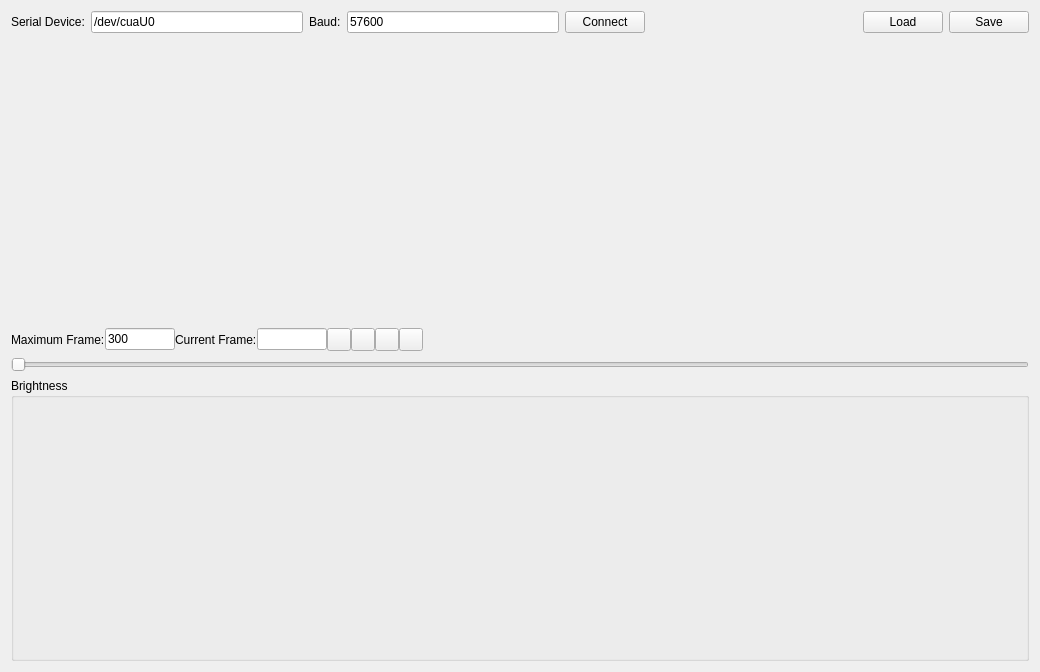
Old version of the form OpenStopMotion/trunk/gui/ledcontrol.ui in the repository pfedick/openstopmotion.
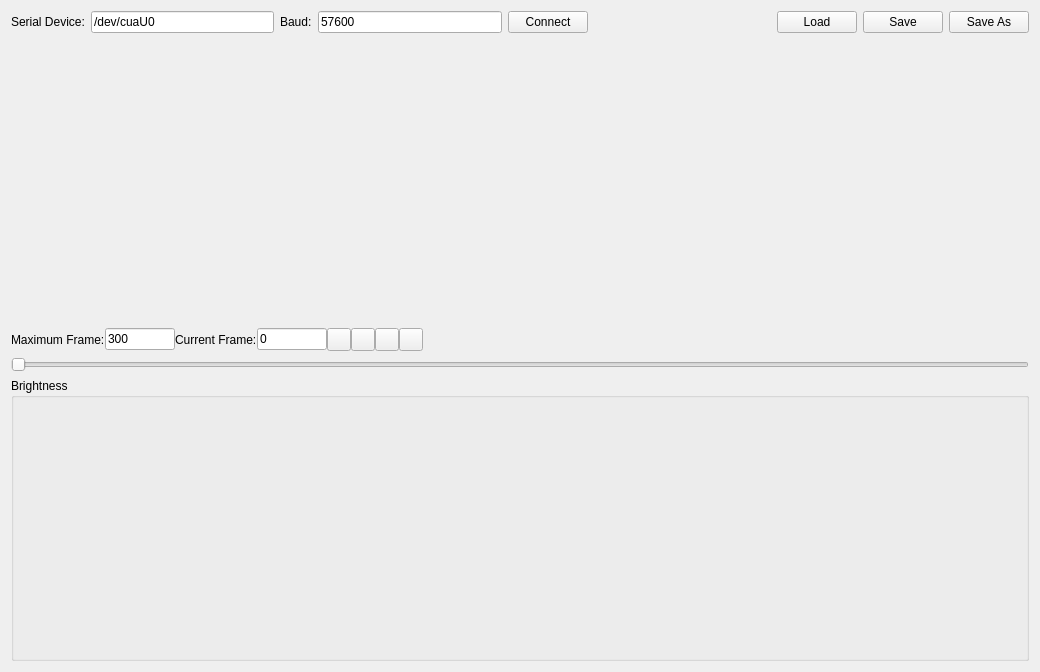
New version of the form. Icons and pictures are not drawn.

Patch:
```diff
--- a/OpenStopMotion/trunk/gui/ledcontrol.ui
+++ b/OpenStopMotion/trunk/gui/ledcontrol.ui
@@ -69,6 +69,16 @@
        <property name="text">
         <string>Load</string>
        </property>
+       <property name="icon">
+        <iconset resource="../resources.qrc">
+         <normaloff>:/icons/resources/fileopen.png</normaloff>:/icons/resources/fileopen.png</iconset>
+       </property>
+       <property name="iconSize">
+        <size>
+         <width>16</width>
+         <height>16</height>
+        </size>
+       </property>
       </widget>
      </item>
      <item>
@@ -76,6 +86,33 @@
        <property name="text">
         <string>Save</string>
        </property>
+       <property name="icon">
+        <iconset>
+         <normaloff>../resources/filesave.png</normaloff>../resources/filesave.png</iconset>
+       </property>
+       <property name="iconSize">
+        <size>
+         <width>16</width>
+         <height>16</height>
+        </size>
+       </property>
+      </widget>
+     </item>
+     <item>
+      <widget class="QPushButton" name="saveAsButton">
+       <property name="text">
+        <string>Save As</string>
+       </property>
+       <property name="icon">
+        <iconset resource="../resources.qrc">
+         <normaloff>:/icons/resources/filesaveas.png</normaloff>:/icons/resources/filesaveas.png</iconset>
+       </property>
+       <property name="iconSize">
+        <size>
+         <width>16</width>
+         <height>16</height>
+        </size>
+       </property>
       </widget>
      </item>
     </layout>
@@ -145,6 +182,9 @@
          <height>16777215</height>
         </size>
        </property>
+       <property name="text">
+        <string>0</string>
+       </property>
       </widget>
      </item>
      <item>
```
Left out of the diff: 4 changed lines with no effect on the pictures.
